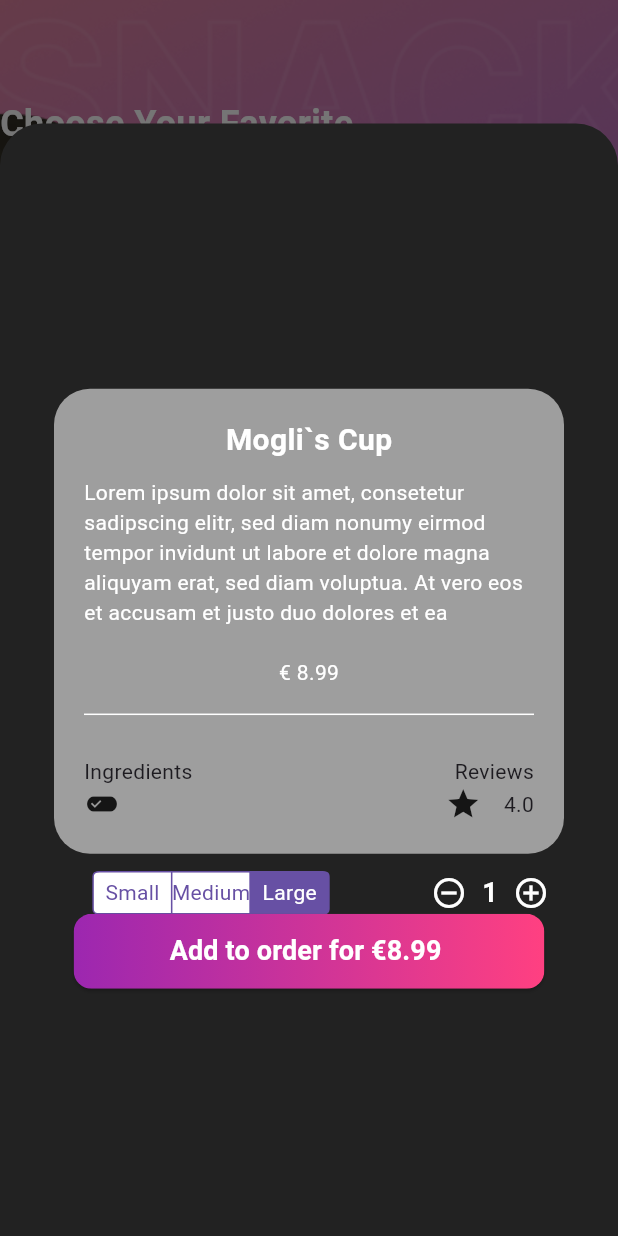
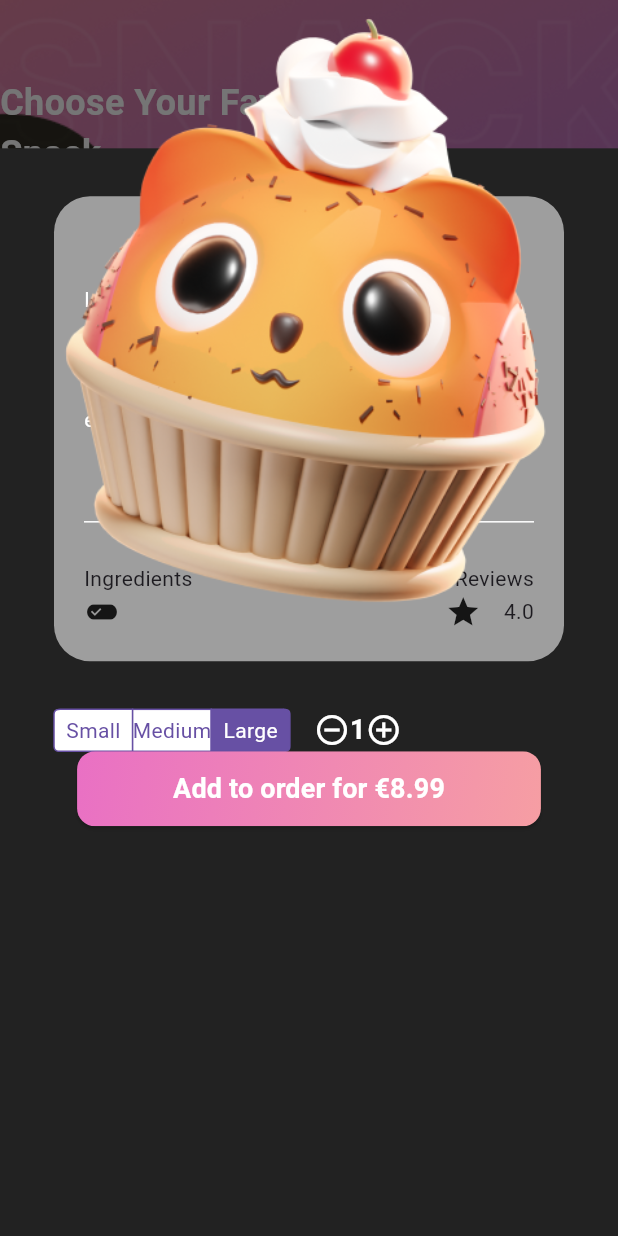
Before and after one commit to Makuz87/snacky_1, a Flutter app: the HomePage screen opened directly, after a tap on "Moglis Cup", on a phone screen of 412 x 824 dp. Run offline on Flutter 3.47's test engine with Material 3 defaults, Android fonts, the phone set to English and light mode, and no system bars.

Commit message:
Buttons outsourced, stop at Segment failed -> new

```diff
--- a/lib/src/features/order/domain/recommendation.dart
+++ b/lib/src/features/order/domain/recommendation.dart
@@ -14,34 +14,39 @@ class Recommendation {
   });
 }
 
-final weRecommend1 = Recommendation(
+List<Recommendation> recommendations = [
+  Recommendation(
     title: "Moglis Cup",
     description: "Strawberry ice cream",
     price: "8.99",
     likes: "200",
     imagePath: "assets/images/cat cupcakes_3D_Mogli.png",
-);
-
-final weRecommend2 = Recommendation(
+  ),
+  Recommendation(
     title: "Balu`s Cup",
     description: "Pistachio ice cream",
     price: "8.99",
     likes: "165",
     imagePath: "assets/images/Ice.cream.png",
-);
-
-final weRecommend3 = Recommendation(
+  ),
+  Recommendation(
+      title: "Balu`s Cup",
+      description: "Pistachio ice cream",
+      price: "8.99",
+      likes: "165",
+      imagePath: "assets/images/Ice.cream.png"),
+  Recommendation(
     title: "Smiling David",
     description: "Coffe ice cream",
     price: "3.99",
     likes: "310",
     imagePath: "assets/images/ice cream stick_3D.png",
-);
-
-final weRecommend4 = Recommendation(
+  ),
+  Recommendation(
     title: "Kai in a Cone",
     description: "Vanilla ice cream",
     price: "3.99",
     likes: "290",
     imagePath: "assets/images/cat cupcakes_3D_Mogli.png",
-);
+  )
+];
--- /dev/null
+++ b/lib/src/features/order/presentation/add_to_card_btn.dart
@@ -0,0 +1,127 @@
+import 'package:flutter/material.dart';
+import 'package:snacky_1/src/home_page.dart';
+
+class AddToCardBtn extends StatelessWidget {
+  final String title;
+  const AddToCardBtn({super.key, required this.title});
+
+  @override
+  Widget build(BuildContext context) {
+    return ElevatedButton(
+      onPressed: () {
+        Navigator.of(context).push(MaterialPageRoute(
+          builder: (context) => HomePage(),
+        ));
+      },
+      style: ElevatedButton.styleFrom(
+        padding: EdgeInsets.zero,
+        shape: RoundedRectangleBorder(
+          borderRadius: BorderRadius.circular(12),
+        ),
+        foregroundColor: Colors.transparent,
+        backgroundColor: Colors.transparent,
+      ),
+      child: Ink(
+        decoration: BoxDecoration(
+          gradient: LinearGradient(
+            colors: [
+              // Color.fromARGB(255, 238, 117, 202),
+              Color(0xFFE970C4),
+              Color(0xFFF69EA3)
+            ],
+            begin: Alignment.topLeft,
+            end: Alignment.bottomRight,
+          ),
+          borderRadius: BorderRadius.circular(12),
+        ),
+        child: Container(
+          // alignment: Alignment.center,
+          padding: EdgeInsets.symmetric(horizontal: 64, vertical: 12),
+          child: Text(
+            title,
+            style: TextStyle(
+                fontSize: 18, fontWeight: FontWeight.w700, color: Colors.white),
+          ),
+        ),
+      ),
+    );
+  }
+}
+
+
+        // Container(
+        //   width: 200,
+        //   decoration: BoxDecoration(
+        //     borderRadius: BorderRadius.circular(24),
+        //     gradient: LinearGradient(
+        //         colors: [Color(0xFF908CF5), Color(0xFF8C5BEA)],
+        //         begin: Alignment.topCenter,
+        //         end: Alignment.bottomCenter),
+        //   ),
+        //   child: Padding(
+        //     padding: const EdgeInsets.all(12.0),
+        //     child: Column(
+        //       crossAxisAlignment: CrossAxisAlignment.start,
+        //       children: [
+        //         Padding(
+        //           padding: const EdgeInsets.all(12.0),
+        //           child: Center(
+        //             child: Image(
+        //               image: AssetImage(
+        //                 recommendation.imagePath,
+        //               ),
+        //               height: 130,
+        //             ),
+        //           ),
+        //         ),
+        //         Text(
+        //           recommendation.title,
+        //           style: TextStyle(
+        //             fontSize: 14,
+        //             fontWeight: FontWeight.w700,
+        //           ),
+        //         ),
+        //         Text(
+        //           recommendation.description,
+        //           style: TextStyle(
+        //             fontSize: 14,
+        //             fontWeight: FontWeight.w300,
+        //           ),
+        //         ),
+        //         Row(
+        //           mainAxisAlignment: MainAxisAlignment.spaceBetween,
+        //           children: [
+        //             Text(
+        //               recommendation.price,
+        //               style: TextStyle(
+        //                 fontSize: 10,
+        //                 fontWeight: FontWeight.w300,
+        //               ),
+        //             ),
+        //             SizedBox(width: 80),
+        //             Row(
+        //               children: [
+        //                 // Todo: noch auslagern!
+        //                 Icon(
+        //                   Icons.favorite_border,
+        //                   size: 12,
+        //                 ),
+        //                 Text(
+        //                   recommendation.likes,
+        //                   style: TextStyle(
+        //                     fontSize: 10,
+        //                     fontWeight: FontWeight.w200,
+        //                   ),
+        //                 ),
+        //               ],
+        //             ),
+        //           ],
+        //         ),
+        //       ],
+        //     ),
+        //   ),
+        // ),
+//       ],
+//     );
+//   }
+// }
--- a/lib/src/features/order/presentation/order_now_widget.dart
+++ b/lib/src/features/order/presentation/order_now_widget.dart
@@ -1,8 +1,7 @@
 import 'dart:ui';
-
 import 'package:flutter/material.dart';
 import 'package:snacky_1/src/features/order/domain/order.dart';
-import 'package:snacky_1/src/home_page.dart';
+import 'package:snacky_1/src/features/order/presentation/add_to_card_btn.dart';
 
 class OrderNowWidget extends StatelessWidget {
   final Order order;
@@ -54,42 +53,7 @@ class OrderNowWidget extends StatelessWidget {
                 ),
               ),
               SizedBox(height: 30),
-              ElevatedButton(
-                onPressed: () {
-                  Navigator.of(context).push(MaterialPageRoute(
-                    builder: (context) => HomePage(),
-                  ));
-                },
-                style: ElevatedButton.styleFrom(
-                  padding: EdgeInsets.zero,
-                  shape: RoundedRectangleBorder(
-                    borderRadius: BorderRadius.circular(12),
-                  ),
-                  foregroundColor: Colors.transparent,
-                  backgroundColor: Colors.transparent,
-                ),
-                child: Ink(
-                  decoration: BoxDecoration(
-                    gradient: LinearGradient(
-                      colors: [Colors.purple, Colors.pinkAccent],
-                      begin: Alignment.centerLeft,
-                      end: Alignment.centerRight,
-                    ),
-                    borderRadius: BorderRadius.circular(12),
-                  ),
-                  child: Container(
-                    // alignment: Alignment.center,
-                    padding: EdgeInsets.symmetric(horizontal: 64, vertical: 12),
-                    child: Text(
-                      "Order Now",
-                      style: TextStyle(
-                          fontSize: 18,
-                          fontWeight: FontWeight.w700,
-                          color: Colors.white),
-                    ),
-                  ),
-                ),
-              ),
+              AddToCardBtn(title: "Order Now")
             ],
           ),
         ),
--- a/lib/src/features/order/presentation/recommend_widget.dart
+++ b/lib/src/features/order/presentation/recommend_widget.dart
@@ -1,11 +1,9 @@
 import 'package:flutter/cupertino.dart';
 import 'package:flutter/material.dart';
 import 'package:snacky_1/src/details_bottom_sheet.dart';
-import 'package:snacky_1/src/features/order/domain/details.dart';
 import 'package:snacky_1/src/features/order/domain/recommendation.dart';
+import 'package:snacky_1/src/features/order/presentation/add_to_card_btn.dart';
 import 'package:snacky_1/src/features/order/presentation/details_widget.dart';
-import 'package:snacky_1/src/features/order/presentation/home_page2.dart';
-import 'package:snacky_1/src/start_page.dart';
 
 class RecommendWidget extends StatelessWidget {
   final Recommendation recommendation;
@@ -23,25 +21,33 @@ class RecommendWidget extends StatelessWidget {
           onTap: () {
             final details = DetailsBottomSheet(recommendation);
             showModalBottomSheet(
+              shape: RoundedRectangleBorder(borderRadius: BorderRadius.zero),
               backgroundColor: const Color.fromARGB(255, 34, 34, 34),
               isScrollControlled: true,
               context: context,
               builder: (context) => Container(
                 padding: EdgeInsets.all(20),
-                height: MediaQuery.of(context).size.height * 0.9,
+                height: MediaQuery.of(context).size.height * 0.88,
                 width: double.infinity,
                 child: Column(
-                  mainAxisAlignment: MainAxisAlignment.center,
+                  mainAxisAlignment: MainAxisAlignment.spaceBetween,
                   // crossAxisAlignment: CrossAxisAlignment.start,
                   children: [
-                    Center(
-                      child: Column(
+                    Stack(
+                      clipBehavior: Clip.none,
+                      children: [
+                        Column(
                           children: [
                             DetailsWidget(detailCard: details),
+                            SizedBox(height: 20),
                             Row(
-                            mainAxisAlignment: MainAxisAlignment.spaceAround,
+                              // crossAxisAlignment: CrossAxisAlignment.start,
+                              // mainAxisAlignment: MainAxisAlignment.center,
                               children: [
-                              CupertinoSegmentedControl<String>(
+                                Container(
+                                  // height: 80,
+                                  // width: 200,
+                                  child: CupertinoSegmentedControl<String>(
                                     children: {
                                       "Small": Text("Small"),
                                       "Medium": Text("Medium"),
@@ -50,8 +56,8 @@ class RecommendWidget extends StatelessWidget {
                                     onValueChanged: (String value) {},
                                     groupValue: "Large",
                                   ),
+                                ),
                                 Row(
-                                spacing: 10,
                                   children: [
                                     Icon(Icons.remove_circle_outline,
                                         color: Colors.white),
@@ -68,51 +74,31 @@ class RecommendWidget extends StatelessWidget {
                                 ),
                               ],
                             ),
-                          ElevatedButton(
-                            onPressed: () {
-                              Navigator.of(context).push(MaterialPageRoute(
-                                builder: (context) => HomePage(),
-                              ));
-                            },
-                            style: ElevatedButton.styleFrom(
-                              padding: EdgeInsets.zero,
-                              shape: RoundedRectangleBorder(
-                                borderRadius: BorderRadius.circular(12),
+                            // SizedBox(height: 30),
+                            AddToCardBtn(
+                              title: "Add to order for €8.99",
                             ),
-                              foregroundColor: Colors.transparent,
-                              backgroundColor: Colors.transparent,
+                          ],
                         ),
-                            child: Ink(
-                              decoration: BoxDecoration(
-                                gradient: LinearGradient(
-                                  colors: [Colors.purple, Colors.pinkAccent],
-                                  begin: Alignment.centerLeft,
-                                  end: Alignment.centerRight,
-                                ),
-                                borderRadius: BorderRadius.circular(12),
-                              ),
-                              child: Container(
-                                // alignment: Alignment.center,
-                                padding: EdgeInsets.symmetric(
-                                    horizontal: 64, vertical: 12),
-                                child: Text(
-                                  "Add to order for €8.99 ",
-                                  style: TextStyle(
-                                      fontSize: 18,
-                                      fontWeight: FontWeight.w700,
-                                      color: Colors.white),
-                                ),
+                        Positioned(
+                          top: -100,
+                          right: 0,
+                          left: 0,
+                          child: Transform.scale(
+                            scale: 1.2,
+                            child: Image.asset(
+                              "assets/images/cat cupcakes_3D_Mogli.png",
                             ),
                           ),
                         ),
                       ],
-                      ),
                     )
                   ],
                 ),
               ),
             );
           },
+          // TODO   RECOMMEND CONTAINER
           child: Container(
             width: 200,
             decoration: BoxDecoration(
@@ -188,81 +174,3 @@ class RecommendWidget extends StatelessWidget {
     );
   }
 }
-
-
-        // Container(
-        //   width: 200,
-        //   decoration: BoxDecoration(
-        //     borderRadius: BorderRadius.circular(24),
-        //     gradient: LinearGradient(
-        //         colors: [Color(0xFF908CF5), Color(0xFF8C5BEA)],
-        //         begin: Alignment.topCenter,
-        //         end: Alignment.bottomCenter),
-        //   ),
-        //   child: Padding(
-        //     padding: const EdgeInsets.all(12.0),
-        //     child: Column(
-        //       crossAxisAlignment: CrossAxisAlignment.start,
-        //       children: [
-        //         Padding(
-        //           padding: const EdgeInsets.all(12.0),
-        //           child: Center(
-        //             child: Image(
-        //               image: AssetImage(
-        //                 recommendation.imagePath,
-        //               ),
-        //               height: 130,
-        //             ),
-        //           ),
-        //         ),
-        //         Text(
-        //           recommendation.title,
-        //           style: TextStyle(
-        //             fontSize: 14,
-        //             fontWeight: FontWeight.w700,
-        //           ),
-        //         ),
-        //         Text(
-        //           recommendation.description,
-        //           style: TextStyle(
-        //             fontSize: 14,
-        //             fontWeight: FontWeight.w300,
-        //           ),
-        //         ),
-        //         Row(
-        //           mainAxisAlignment: MainAxisAlignment.spaceBetween,
-        //           children: [
-        //             Text(
-        //               recommendation.price,
-        //               style: TextStyle(
-        //                 fontSize: 10,
-        //                 fontWeight: FontWeight.w300,
-        //               ),
-        //             ),
-        //             SizedBox(width: 80),
-        //             Row(
-        //               children: [
-        //                 // Todo: noch auslagern!
-        //                 Icon(
-        //                   Icons.favorite_border,
-        //                   size: 12,
-        //                 ),
-        //                 Text(
-        //                   recommendation.likes,
-        //                   style: TextStyle(
-        //                     fontSize: 10,
-        //                     fontWeight: FontWeight.w200,
-        //                   ),
-        //                 ),
-        //               ],
-        //             ),
-        //           ],
-        //         ),
-        //       ],
-        //     ),
-        //   ),
-        // ),
-//       ],
-//     );
-//   }
-// }
--- a/lib/src/home_page.dart
+++ b/lib/src/home_page.dart
@@ -1,7 +1,5 @@
 import 'package:flutter/material.dart';
-import 'package:snacky_1/src/features/order/domain/details.dart';
 import 'package:snacky_1/src/features/order/domain/recommendation.dart';
-import 'package:snacky_1/src/features/order/presentation/details_widget.dart';
 import 'package:snacky_1/src/features/order/presentation/recommend_widget.dart';
 
 class HomePage extends StatelessWidget {
@@ -126,16 +124,16 @@ class HomePage extends StatelessWidget {
                       style: TextStyle(
                           color: Colors.white, fontWeight: FontWeight.w900)),
                   SizedBox(height: 15),
-                  SingleChildScrollView(
-                    scrollDirection: Axis.horizontal,
-                    child: Row(
-                      children: [
-                        RecommendWidget(recommendation: weRecommend1),
-                        RecommendWidget(recommendation: weRecommend2),
-                        RecommendWidget(recommendation: weRecommend3),
-                        RecommendWidget(recommendation: weRecommend4),
-                      ],
-                    ),
+                  Container(
+                    height: 260,
+                    child: ListView.builder(
+                        padding: EdgeInsets.all(8),
+                        scrollDirection: Axis.horizontal,
+                        itemCount: recommendations.length,
+                        itemBuilder: (context, index) {
+                          return RecommendWidget(
+                              recommendation: recommendations[index]);
+                        }),
                   ),
                 ],
               ),
```
Lines whose indentation alone changed are shown as unchanged.
